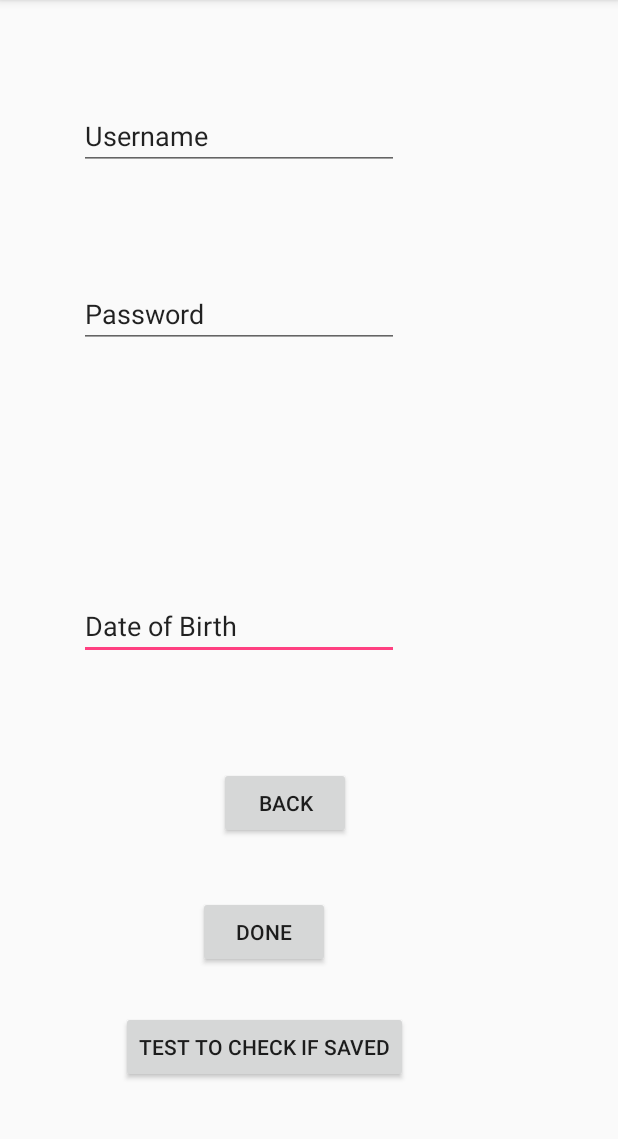
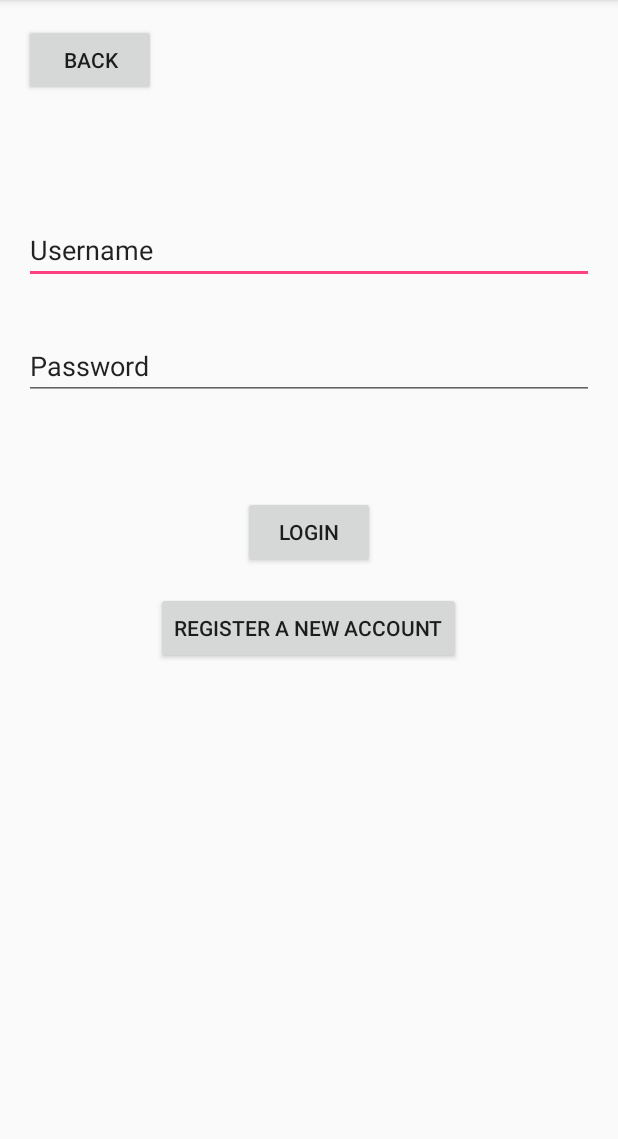
Before and after one commit to bernie830/Clustr, an Android app: the LoginActivity screen opened directly, with no data from a screen before it, on a phone screen of 412 x 824 dp, the part 84-1223 px from its top. Run offline under Robolectric (Android 15) with nearby library versions, the light colour scheme and no system bars.

Commit message:
Updated the login screen visually and added the activity for registering a user

```diff
--- a/app/src/main/AndroidManifest.xml
+++ b/app/src/main/AndroidManifest.xml
@@ -16,7 +16,8 @@
                 <category android:name="android.intent.category.LAUNCHER" />
             </intent-filter>
         </activity>
-        <activity android:name=".LoginActivity"></activity>
+        <activity android:name=".LoginActivity" />
+        <activity android:name=".RegisterActivity"></activity>
     </application>
 
 </manifest>
--- a/app/src/main/res/layout/activity_login.xml
+++ b/app/src/main/res/layout/activity_login.xml
@@ -6,93 +6,61 @@
     android:layout_height="match_parent"
     tools:context="com.nothing.hunnaz.clustr.HomeActivity">
 
-    <EditText
-        android:id="@+id/dateOfBirth"
+    <RelativeLayout xmlns:android="http://schemas.android.com/apk/res/android"
+        android:layout_width="match_parent"
+        android:layout_height="match_parent"
+        android:paddingTop="16dp"
+        android:paddingLeft="16dp"
+        android:paddingRight="16dp" >
+
+        <Button
+            android:id="@+id/backButton"
             android:layout_width="wrap_content"
             android:layout_height="wrap_content"
-        android:layout_marginBottom="292dp"
-        android:layout_marginEnd="131dp"
-        android:layout_marginStart="38dp"
-        android:layout_marginTop="63dp"
-        android:ems="10"
+            android:layout_alignParentTop="true"
+            android:onClick="onClick"
+            android:text="Back" />
+
+        <EditText
+            android:id="@+id/userName"
+            android:layout_width="match_parent"
+            android:layout_height="wrap_content"
+            android:layout_centerHorizontal="true"
+            android:layout_alignParentTop="true"
+            android:layout_marginTop="128dp"
             android:inputType="textPersonName"
-        android:text="Date of Birth"
-        app:layout_constraintBottom_toBottomOf="parent"
-        app:layout_constraintEnd_toEndOf="parent"
-        app:layout_constraintStart_toStartOf="parent"
-        app:layout_constraintTop_toBottomOf="@+id/password" />
+            android:text="Username" />
 
         <EditText
             android:id="@+id/password"
-        android:layout_width="wrap_content"
+            android:layout_width="match_parent"
             android:layout_height="wrap_content"
-        android:layout_marginBottom="63dp"
-        android:layout_marginEnd="131dp"
-        android:layout_marginStart="38dp"
-        android:layout_marginTop="18dp"
-        android:ems="10"
+            android:layout_centerHorizontal="true"
+            android:layout_marginTop="32dp"
+            android:layout_below="@id/userName"
             android:inputType="textPersonName"
-        android:text="Password"
-        app:layout_constraintBottom_toTopOf="@+id/dateOfBirth"
-        app:layout_constraintEnd_toEndOf="parent"
-        app:layout_constraintStart_toStartOf="parent"
-        app:layout_constraintTop_toBottomOf="@+id/userName" />
-
-    <EditText
-        android:id="@+id/userName"
-        android:layout_width="wrap_content"
-        android:layout_height="wrap_content"
-        android:layout_marginBottom="19dp"
-        android:layout_marginEnd="131dp"
-        android:layout_marginStart="38dp"
-        android:layout_marginTop="32dp"
-        android:ems="10"
-        android:inputType="textPersonName"
-        android:text="Username"
-        app:layout_constraintBottom_toTopOf="@+id/password"
-        app:layout_constraintEnd_toEndOf="parent"
-        app:layout_constraintStart_toStartOf="parent"
-        app:layout_constraintTop_toTopOf="parent" />
+            android:text="Password" />
 
         <Button
             android:id="@+id/doneButton"
             android:layout_width="wrap_content"
             android:layout_height="wrap_content"
-        android:layout_marginBottom="91dp"
-        android:layout_marginEnd="178dp"
-        android:layout_marginStart="118dp"
-        android:layout_marginTop="125dp"
+            android:layout_marginTop="64dp"
+            android:layout_centerHorizontal="true"
+            android:layout_below="@id/password"
             android:onClick="onClick"
-        android:text="Done"
-        app:layout_constraintBottom_toBottomOf="parent"
-        app:layout_constraintEnd_toEndOf="parent"
-        app:layout_constraintStart_toStartOf="parent"
-        app:layout_constraintTop_toBottomOf="@+id/dateOfBirth" />
+            android:text="Login"
+             />
 
         <Button
-        android:id="@+id/checkButton"
+            android:id="@+id/registerButton"
             android:layout_width="wrap_content"
             android:layout_height="wrap_content"
-        android:layout_marginBottom="30dp"
-        android:layout_marginEnd="178dp"
-        android:layout_marginStart="118dp"
-        android:layout_marginTop="13dp"
+            android:layout_below="@+id/doneButton"
+            android:layout_marginTop="16dp"
+            android:layout_centerHorizontal="true"
             android:onClick="onClick"
-        android:text="Test to Check If Saved"
-        app:layout_constraintBottom_toBottomOf="parent"
-        app:layout_constraintEnd_toEndOf="parent"
-        app:layout_constraintStart_toStartOf="parent"
-        app:layout_constraintTop_toBottomOf="@+id/doneButton" />
+            android:text="Register a New Account" />
 
-    <Button
-        android:id="@+id/backButton"
-        android:layout_width="wrap_content"
-        android:layout_height="wrap_content"
-        android:layout_marginBottom="38dp"
-        android:layout_marginEnd="178dp"
-        android:onClick="onClick"
-        android:text="Back"
-        app:layout_constraintBottom_toTopOf="@+id/doneButton"
-        app:layout_constraintEnd_toEndOf="parent" />
-
+    </RelativeLayout>
 </android.support.constraint.ConstraintLayout>
```
Also changed, not shown: app/src/main/java/com/nothing/hunnaz/clustr/LoginActivity.java (+16 -17 lines), app/src/main/java/com/nothing/hunnaz/clustr/RegisterActivity.java (added, +33 -0 lines), app/src/main/res/layout/activity_register.xml (added, +9 -0 lines). Lines whose indentation alone changed are shown as unchanged.
